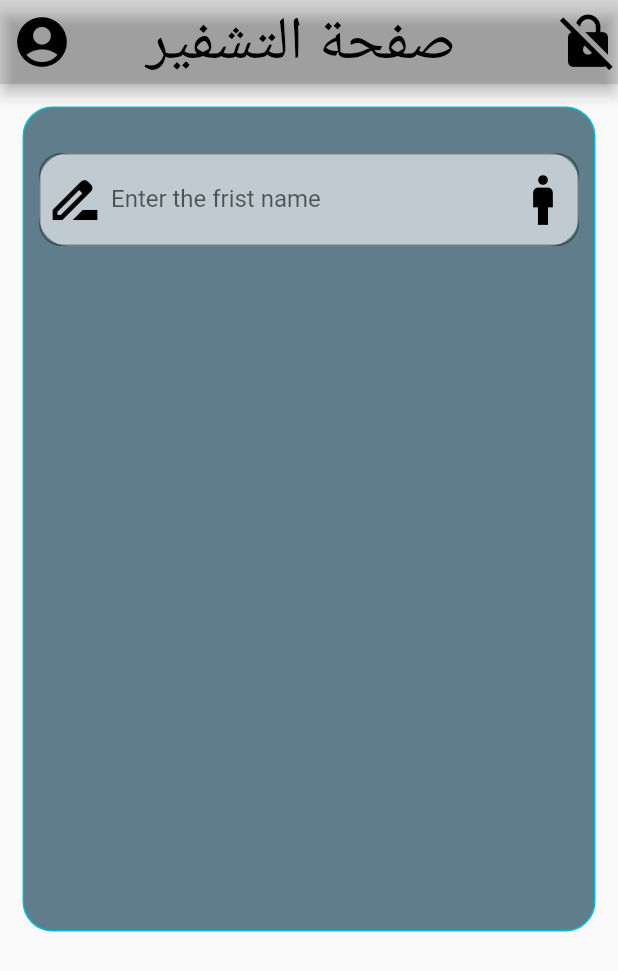
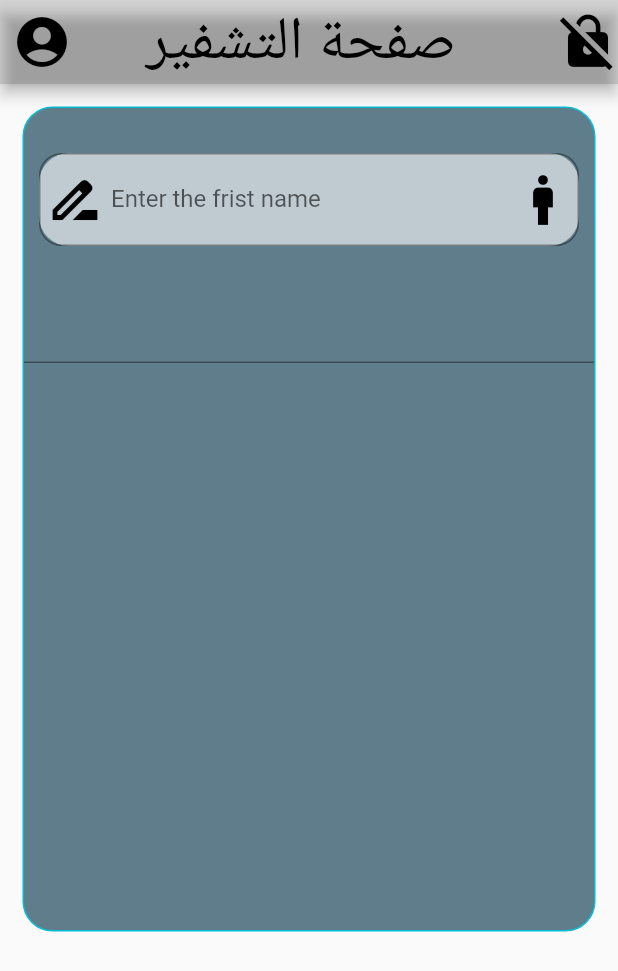
Before and after one commit to salahalddinn/project_flutter, a Flutter app: the screen it shows after launch, on a phone screen of 412 x 824 dp. Shown: the top 971 px of the screen. Run offline on Flutter 3.47's test engine with Material 2 defaults, Android fonts, the phone set to English and light mode, and no system bars.

Commit message:
create Textformfield 2 last_name

```diff
--- a/lib/main.dart
+++ b/lib/main.dart
@@ -64,7 +64,9 @@ class screan1 extends StatelessWidget {
                     ),
                   ),
                   SizedBox(height: 20,),
+               TextFormField(
 
+               ),
                 ],
               ),
             ),
```
